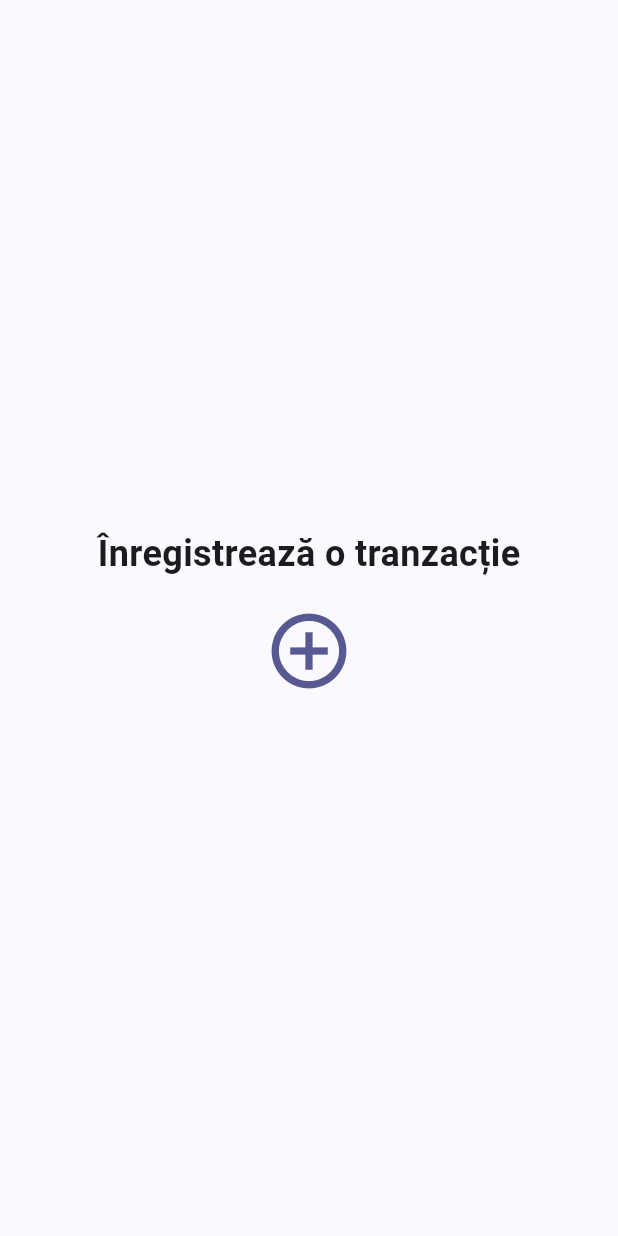
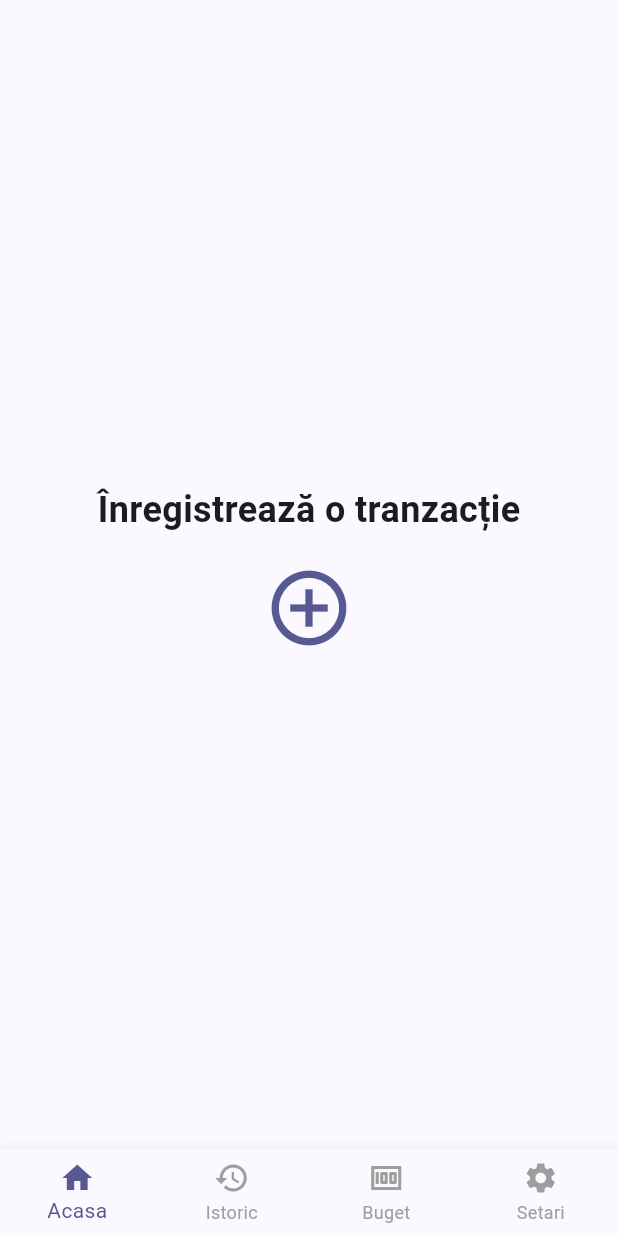
Before and after one commit to MihneaG17/FlutterMobileApp, a Flutter app: the screen it shows after launch, on a phone screen of 412 x 824 dp. Run offline on Flutter 3.47's test engine with Material 3 defaults, Android fonts, the phone set to English and light mode, and no system bars.

Commit message:
Added stateful bottom navigation bar

```diff
--- a/lib/main.dart
+++ b/lib/main.dart
@@ -29,8 +29,15 @@ class MyApp extends StatelessWidget {
   }
 }
 
-class HomeScreen extends StatelessWidget {
+class HomeScreen extends StatefulWidget {
   const HomeScreen({super.key});
+
+  @override
+  State<HomeScreen> createState() => _HomeScreenState();
+}
+
+class _HomeScreenState extends State<HomeScreen> {
+  int _selectedIndex=0;
 
   @override
   Widget build(BuildContext context) {
@@ -60,7 +67,29 @@ class HomeScreen extends StatelessWidget {
             )
             ],
           ),
-        )
+        ),
+        bottomNavigationBar: BottomNavigationBar(
+          type: BottomNavigationBarType.fixed,
+
+          //backgroundColor: Colors.white,
+          selectedItemColor: themeElemColor.colorScheme.primary,
+          unselectedItemColor: Colors.grey,
+
+          currentIndex: _selectedIndex,
+
+          onTap: (int index) {
+            setState(() {
+              _selectedIndex=index;
+            });
+          },
+
+          items: [
+            BottomNavigationBarItem(icon: Icon(Icons.home), label: 'Acasa'),
+            BottomNavigationBarItem(icon: Icon(Icons.history), label: 'Istoric'),
+            BottomNavigationBarItem(icon: Icon(Icons.money), label: 'Buget'),
+            BottomNavigationBarItem(icon: Icon(Icons.settings), label: 'Setari'),
+          ]
+        ),
     );
   }
 }
```
